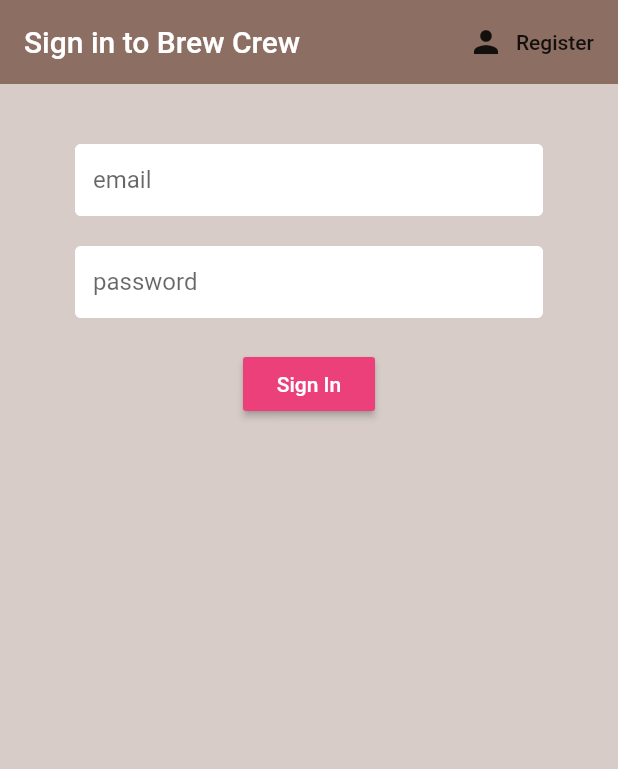
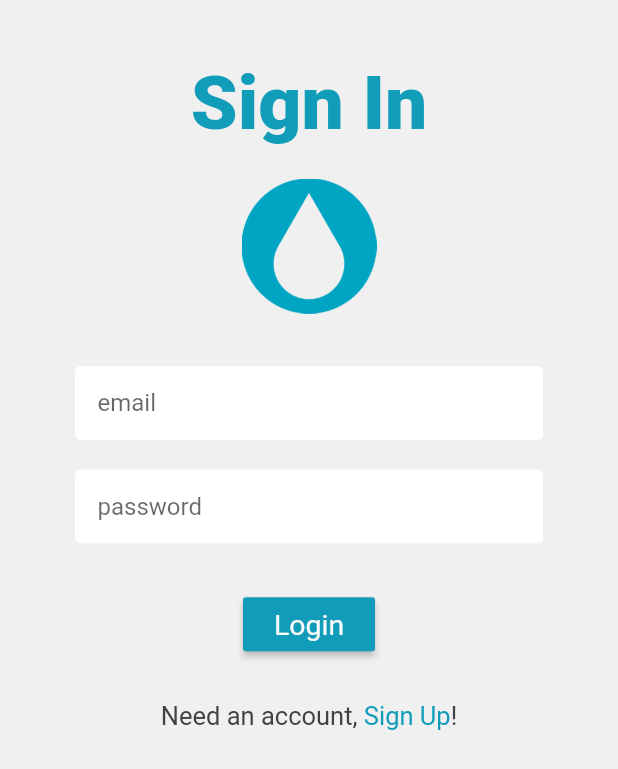
Before and after one commit to masonhorder/Sprinklers, a Flutter app: the screen it shows after launch, after a tap on "Register", after a tap on "Sign In", on a phone screen of 412 x 824 dp. Shown: the top 769 px of the screen. Run offline on Flutter 3.47's test engine with Material 2 defaults, Android fonts, the phone set to English and light mode, and no system bars; our stand-ins replace cloud_firestore, firebase_auth, firebase_core, flutter_spinkit; accounts and stored records are empty; Roboto replaces fonts that are missing (Avenir).

Commit message:
style sign in page

```diff
--- a/Sprinklers/lib/elements/pageTitle.dart
+++ b/Sprinklers/lib/elements/pageTitle.dart
@@ -2,7 +2,7 @@
 import 'package:Sprinklers/style/style.dart';
 
 pageTitle(String pageHeaderTitle, bool homePage){
-  return Container(margin: EdgeInsets.only(top: 60, bottom: 25), child: Text(pageHeaderTitle, style: pageTitleStyle),);
+  return Container(child: Text(pageHeaderTitle, style: pageTitleStyle),);
   // return FlatButton.icon(
   //   icon: Icon(Icons.person),
   //   label: Text('logout'),
--- a/Sprinklers/lib/main.dart
+++ b/Sprinklers/lib/main.dart
@@ -73,9 +73,17 @@
     // );
     return StreamProvider<UserID>.value(
       value: AuthService().user,
+      child: Theme(
+        data: ThemeData(
+          primaryColor: sprinklerBlue,
+          accentColor: sprinklerBlue,
+          hintColor: sprinklerBlue
+        ),
         child: MaterialApp(
+          debugShowCheckedModeBanner: false,
           home: Wrapper(),
         ),
+      )
     );
   }
 }
--- a/Sprinklers/lib/screens/authenticate.dart
+++ b/Sprinklers/lib/screens/authenticate.dart
@@ -9,7 +9,7 @@
 
 class _AuthenticateState extends State<Authenticate> {
 
-  bool showSignIn = true;
+  bool showSignIn = false;
   void toggleView(){
     //print(showSignIn.toString());
     setState(() => showSignIn = !showSignIn);
--- a/Sprinklers/lib/screens/home.dart
+++ b/Sprinklers/lib/screens/home.dart
@@ -34,6 +34,7 @@
         width: MediaQuery.of(context).size.width,
         child: Column(
           children: [
+            SizedBox(height: 20.0),
             Expanded(
               child: pageTitle("Sprinklers", true),
             ),
--- a/Sprinklers/lib/screens/register.dart
+++ b/Sprinklers/lib/screens/register.dart
@@ -1,8 +1,13 @@
 import 'package:Sprinklers/services/auth.dart';
 import 'package:Sprinklers/shared/constants.dart';
 import 'package:Sprinklers/shared/loading.dart';
+import 'package:Sprinklers/style/style.dart';
 import 'package:flutter/material.dart';
 import 'package:firebase_core/firebase_core.dart';
+import 'package:Sprinklers/elements/pageTitle.dart';
+import 'package:flutter/services.dart';
+
+
 
 
 class Register extends StatefulWidget {
@@ -27,20 +32,14 @@
 
   @override
   Widget build(BuildContext context) {
+    SystemChrome.setSystemUIOverlayStyle(SystemUiOverlayStyle.dark.copyWith(
+      statusBarColor: Colors.white, // this one for android
+      statusBarBrightness: Brightness.light// this one for iOS
+    ));
     return loading ? Loading() : Scaffold(
-      backgroundColor: Colors.brown[100],
-      appBar: AppBar(
-        backgroundColor: Colors.brown[400],
-        elevation: 0.0,
-        title: Text('Sign up to Brew Crew'),
-        actions: <Widget>[
-          FlatButton.icon(
-            icon: Icon(Icons.person),
-            label: Text('Sign In'),
-            onPressed: () => widget.toggleView(),
-          ),
-        ],
-      ),
+
+
+      backgroundColor: backgroundColor,
       body: Container(
         padding: EdgeInsets.symmetric(vertical: 20.0, horizontal: 50.0),
         child: Form(
@@ -48,6 +47,10 @@
           child: Column(
             children: <Widget>[
               SizedBox(height: 20.0),
+              pageTitle("Sign Up", false, ),
+              SizedBox(height: 20.0),
+              Image(image: AssetImage('images/sprinklerImage.png'), width: 90,),
+              SizedBox(height: 35.0),
               TextFormField(
                 decoration: textInputDecoration.copyWith(hintText: 'email'),
                 validator: (val) => val.isEmpty ? 'Enter an email' : null,
@@ -64,12 +67,13 @@
                   setState(() => password = val);
                 },
               ),
-              SizedBox(height: 20.0),
+              SizedBox(height: 30.0),
               RaisedButton(
-                color: Colors.pink[400],
+                padding: EdgeInsets.all(7),
+                color: sprinklerBlue,
                 child: Text(
                   'Register',
-                  style: TextStyle(color: Colors.white),
+                  style: basicWhite,
                 ),
                 onPressed: () async {
                   if(_formKey.currentState.validate()){
@@ -84,6 +88,18 @@
                   }
                 }
               ),
+              SizedBox(height: 27.0),
+              Row(
+                mainAxisAlignment: MainAxisAlignment.center,
+                children: [
+                  Text("Have an account, ", style: basicBlack,),
+                  InkWell(
+                    child: Text("Sign In", style: basicBlue,),
+                    onTap: () => widget.toggleView(),
+                  ),
+                  Text("!", style: basicBlack,)
+                ],
+              ),
               SizedBox(height: 12.0),
               Text(
                 error,
--- a/Sprinklers/lib/screens/sign_in.dart
+++ b/Sprinklers/lib/screens/sign_in.dart
@@ -1,8 +1,13 @@
 import 'package:Sprinklers/services/auth.dart';
 import 'package:Sprinklers/shared/constants.dart';
 import 'package:Sprinklers/shared/loading.dart';
+import 'package:Sprinklers/style/style.dart';
 import 'package:flutter/material.dart';
 import 'package:firebase_core/firebase_core.dart';
+import 'package:Sprinklers/elements/pageTitle.dart';
+import 'package:flutter/services.dart';
+
+
 
 
 class SignIn extends StatefulWidget {
@@ -27,29 +32,32 @@
 
   @override
   Widget build(BuildContext context) {
+    SystemChrome.setSystemUIOverlayStyle(SystemUiOverlayStyle.dark.copyWith(
+      statusBarColor: Colors.white, // this one for android
+      statusBarBrightness: Brightness.light// this one for iOS
+    ));
 
-    Firebase.initializeApp();
     return loading ? Loading() : Scaffold(
-      backgroundColor: Colors.brown[100],
-      appBar: AppBar(
-        backgroundColor: Colors.brown[400],
-        elevation: 0.0,
-        title: Text('Sign in to Brew Crew'),
-        actions: <Widget>[
-          FlatButton.icon(
-            icon: Icon(Icons.person),
-            label: Text('Register'),
-            onPressed: () => widget.toggleView(),
+
+
+      backgroundColor: backgroundColor,
+      body: Theme(
+        data: ThemeData(
+          // primaryColor: sprinklerBlue,
+          // accentColor: sprinklerBlue,
+          // hintColor: sprinklerBlue
         ),
-        ],
-      ),
-      body: Container(
+        child: Container(
           padding: EdgeInsets.symmetric(vertical: 20.0, horizontal: 50.0),
           child: Form(
             key: _formKey,
             child: Column(
               children: <Widget>[
                 SizedBox(height: 20.0),
+                pageTitle("Sign In", false, ),
+                SizedBox(height: 20.0),
+                Image(image: AssetImage('images/sprinklerImage.png'), width: 90,),
+                SizedBox(height: 35.0),
                 TextFormField(
                   decoration: textInputDecoration.copyWith(hintText: 'email'),
                   validator: (val) => val.isEmpty ? 'Enter an email' : null,
@@ -59,19 +67,28 @@
                 ),
                 SizedBox(height: 20.0),
                 TextFormField(
+                  decoration: textInputDecoration.copyWith(hintText: 'password', ),
+                  // decoration: new InputDecoration(
+                  //   labelText: "Email",
+                  //   suffixIcon: Icon(Icons.email),
+                  //   labelStyle: TextStyle(color: sprinklerBlue),
+                  //   enabledBorder: new UnderlineInputBorder(
+                  //     borderSide: new BorderSide(color: sprinklerBlue)
+                  //   )
+                  // ),
                   obscureText: true,
-                decoration: textInputDecoration.copyWith(hintText: 'password'),
                   validator: (val) => val.length < 6 ? 'Enter a password 6+ chars long' : null,
                   onChanged: (val) {
                     setState(() => password = val);
                   },
                 ),
-              SizedBox(height: 20.0),
+                SizedBox(height: 30.0),
                 RaisedButton(
-                color: Colors.pink[400],
+                  padding: EdgeInsets.all(7),
+                  color: sprinklerBlue,
                   child: Text(
-                  'Sign In',
-                  style: TextStyle(color: Colors.white),
+                    'Login',
+                    style: basicWhite,
                   ),
                   onPressed: () async {
                     if(_formKey.currentState.validate()){
@@ -80,18 +97,31 @@
                       if(result == null) {
                         setState(() {
                           loading = false;
-                        error = 'Could not sign in with those credentials';
+                          error = 'Please supply a valid email';
                         });
                       }
                     }
                   }
                 ),
+                SizedBox(height: 27.0),
+                Row(
+                  mainAxisAlignment: MainAxisAlignment.center,
+                  children: [
+                    Text("Need an account, ", style: basicBlack,),
+                    InkWell(
+                      child: Text("Sign Up", style: basicBlue,),
+                      onTap: () => widget.toggleView(),
+                    ),
+                    Text("!", style: basicBlack,)
+                  ],
+                ),
                 SizedBox(height: 12.0),
                 Text(
                   error,
                   style: TextStyle(color: Colors.red, fontSize: 14.0),
+                )
+              ],
             ),
-            ],
           ),
         ),
       ),
--- a/Sprinklers/lib/shared/constants.dart
+++ b/Sprinklers/lib/shared/constants.dart
@@ -1,13 +1,14 @@
+import 'package:Sprinklers/style/style.dart';
 import 'package:flutter/material.dart';
 
 const textInputDecoration = InputDecoration(
   fillColor: Colors.white,
   filled: true,
-  contentPadding: EdgeInsets.all(12.0),
+  contentPadding: EdgeInsets.all(15.0),
   enabledBorder: OutlineInputBorder(
-    borderSide: BorderSide(color: Colors.white, width: 2.0),
+    borderSide: BorderSide(color: Colors.white, width: 2.3),
   ),
   focusedBorder: OutlineInputBorder(
-    borderSide: BorderSide(color: Colors.pink, width: 2.0),
+    borderSide: BorderSide(color: sprinklerBlue, width: 2.3),
   ),
 );
--- a/Sprinklers/lib/shared/loading.dart
+++ b/Sprinklers/lib/shared/loading.dart
@@ -1,3 +1,4 @@
+import 'package:Sprinklers/style/style.dart';
 import 'package:flutter/material.dart';
 import 'package:flutter_spinkit/flutter_spinkit.dart';
 
@@ -5,10 +6,10 @@
   @override
   Widget build(BuildContext context) {
     return Container(
-      color: Colors.brown[100],
+      color: backgroundColor,
       child: Center(
         child: SpinKitChasingDots(
-          color: Colors.brown,
+          color: sprinklerBlue,
           size: 50.0,
         ),
       ),
```
Also changed, not shown: Sprinklers/lib/style/style.dart (+15 -12 lines), Sprinklers/pubspec.yaml (+7 -3 lines), Sprinklers/images/sprinklerImage.png (added). Lines whose indentation alone changed are shown as unchanged.
